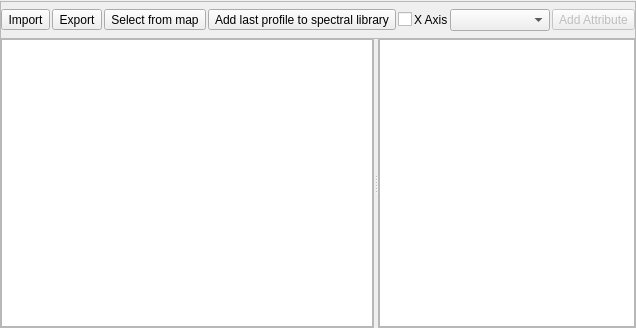
The window that enmapbox/gui/ui/speclibviewpanel.ui (jakimowb/enmapbox_testmigration2) describes before a commit, drawn with Qt 5.
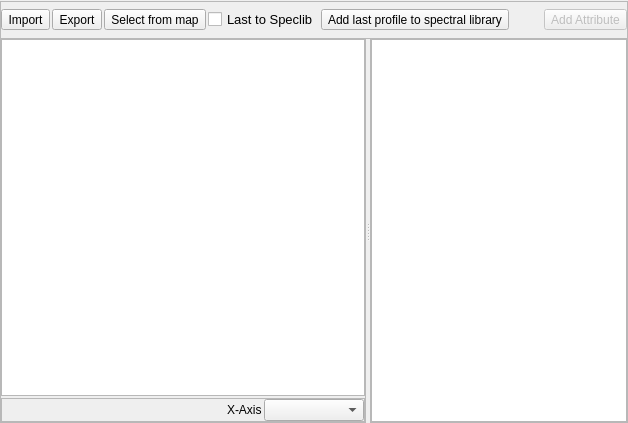
The same window after the commit. Icons and pictures are not drawn. Custom widgets are drawn as their Qt base class.

Commit message: SpectralLibraryViewPanel: profiles can be selected in plot or table, selection is synchronized

What changed in the file:
```diff
--- a/enmapbox/gui/ui/speclibviewpanel.ui
+++ b/enmapbox/gui/ui/speclibviewpanel.ui
@@ -7,7 +7,7 @@
     <x>0</x>
     <y>0</y>
     <width>628</width>
-    <height>328</height>
+    <height>423</height>
    </rect>
   </property>
   <property name="windowTitle">
@@ -114,32 +114,6 @@
          </property>
         </widget>
        </item>
-       <item>
-        <widget class="QToolButton" name="btnAddCurrentToSpeclib">
-         <property name="toolTip">
-          <string>Add the current spectrum to the spectral library.</string>
-         </property>
-         <property name="text">
-          <string>Add last profile to spectral library</string>
-         </property>
-         <property name="icon">
-          <iconset resource="resources.qrc">
-           <normaloff>:/enmapbox/icons/profile2speclib.png</normaloff>:/enmapbox/icons/profile2speclib.png</iconset>
-         </property>
-         <property name="iconSize">
-          <size>
-           <width>32</width>
-           <height>32</height>
-          </size>
-         </property>
-         <property name="checkable">
-          <bool>false</bool>
-         </property>
-         <property name="checked">
-          <bool>false</bool>
-         </property>
-        </widget>
-       </item>
        <item>
         <widget class="QCheckBox" name="cbAddCurrentSpectraToSpeclib">
          <property name="font">
@@ -151,27 +125,33 @@
           <string>Check to add current spectra automatically to the spectral library.</string>
          </property>
          <property name="text">
-          <string/>
+          <string>Last to Speclib</string>
          </property>
         </widget>
        </item>
        <item>
-        <widget class="QLabel" name="label">
+        <widget class="QToolButton" name="btnAddCurrentToSpeclib">
+         <property name="toolTip">
+          <string>Add the current spectrum to the spectral library.</string>
+         </property>
          <property name="text">
-          <string>X Axis</string>
+          <string>Add last profile to spectral library</string>
          </property>
-        </widget>
-       </item>
-       <item>
-        <widget class="QComboBox" name="cbXUnit">
-         <property name="minimumSize">
+         <property name="icon">
+          <iconset resource="resources.qrc">
+           <normaloff>:/enmapbox/icons/profile2speclib.png</normaloff>:/enmapbox/icons/profile2speclib.png</iconset>
+         </property>
+         <property name="iconSize">
           <size>
-           <width>100</width>
-           <height>0</height>
+           <width>32</width>
+           <height>32</height>
           </size>
          </property>
-         <property name="toolTip">
-          <string>Select the unti of x-axis.</string>
+         <property name="checkable">
+          <bool>false</bool>
+         </property>
+         <property name="checked">
+          <bool>false</bool>
          </property>
         </widget>
        </item>
@@ -236,6 +216,57 @@
         <item>
          <widget class="PlotWidget" name="plotWidget"/>
         </item>
+        <item>
+         <widget class="QFrame" name="btnBarPlotOptions">
+          <property name="frameShape">
+           <enum>QFrame::StyledPanel</enum>
+          </property>
+          <property name="frameShadow">
+           <enum>QFrame::Raised</enum>
+          </property>
+          <layout class="QHBoxLayout" name="horizontalLayout_2">
+           <property name="spacing">
+            <number>2</number>
+           </property>
+           <property name="margin">
+            <number>0</number>
+           </property>
+           <item>
+            <spacer name="horizontalSpacer_3">
+             <property name="orientation">
+              <enum>Qt::Horizontal</enum>
+             </property>
+             <property name="sizeHint" stdset="0">
+              <size>
+               <width>40</width>
+               <height>20</height>
+              </size>
+             </property>
+            </spacer>
+           </item>
+           <item>
+            <widget class="QLabel" name="label">
+             <property name="text">
+              <string>X-Axis</string>
+             </property>
+            </widget>
+           </item>
+           <item>
+            <widget class="QComboBox" name="cbXUnit">
+             <property name="minimumSize">
+              <size>
+               <width>100</width>
+               <height>0</height>
+              </size>
+             </property>
+             <property name="toolTip">
+              <string>Select the unti of x-axis.</string>
+             </property>
+            </widget>
+           </item>
+          </layout>
+         </widget>
+        </item>
        </layout>
       </widget>
       <widget class="QFrame" name="listFrame">
```
The commit also changes 1 other file.
